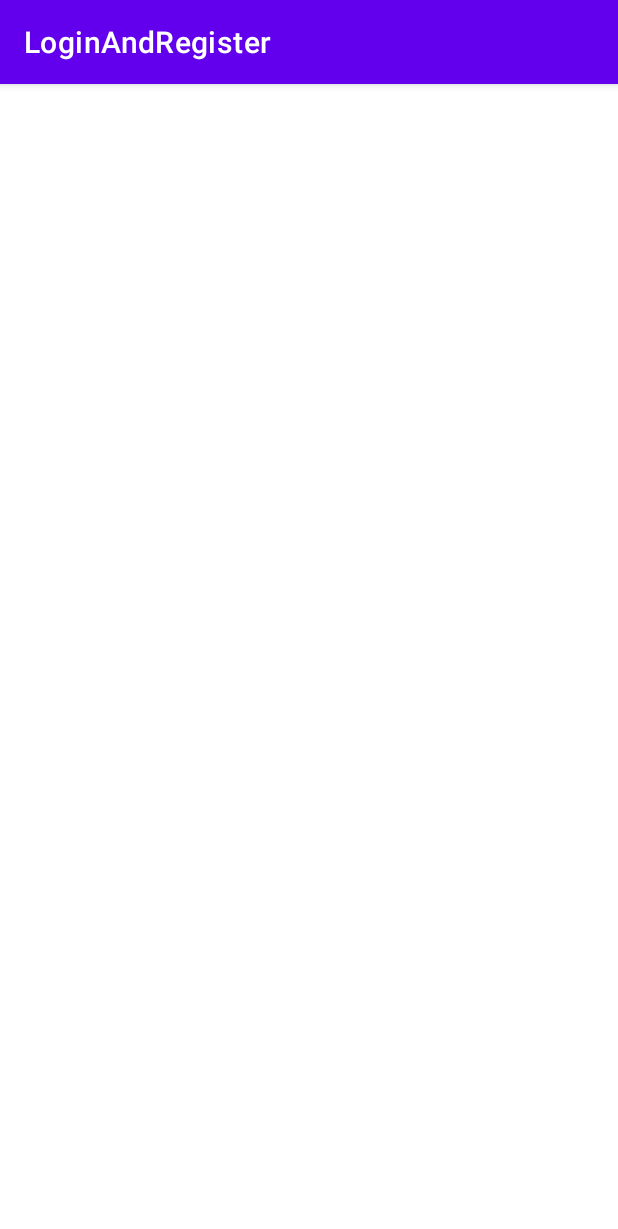
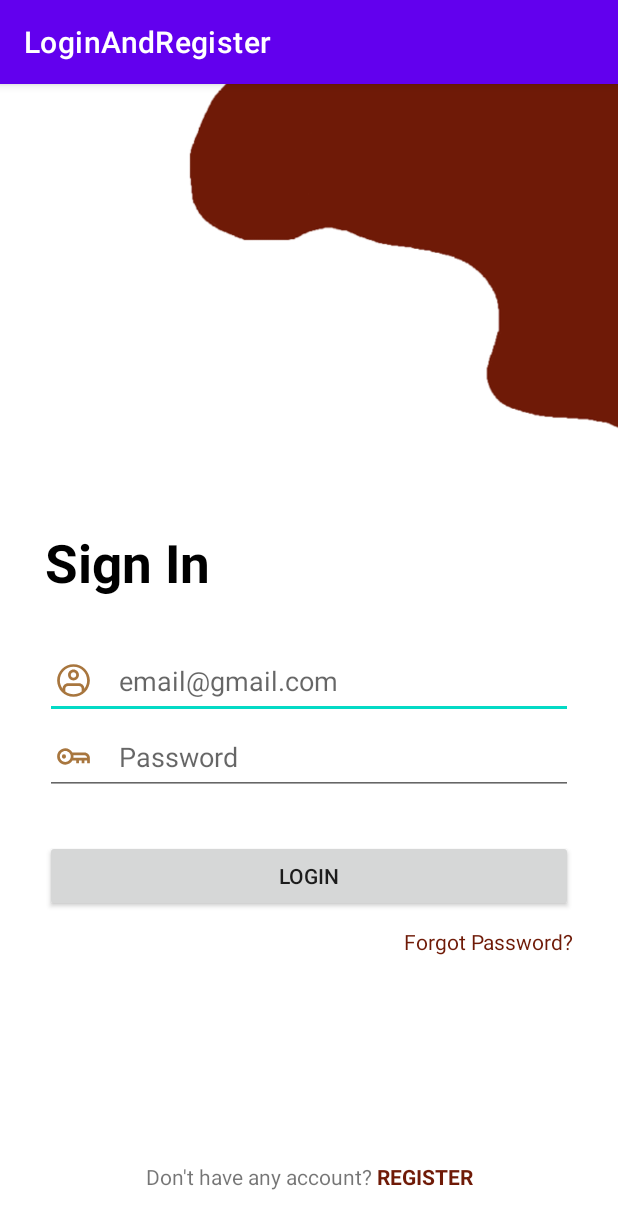
Before and after one commit to IvanM63/Android-KopiKu, an Android app: the LoginActivity screen opened directly, with no data from a screen before it, on a phone screen of 412 x 824 dp. Shown: the top 1229 px of the screen. Run offline under Robolectric (Android 15) with nearby library versions, the phone set to English and light mode, and no system bars.

Commit message:
Login Layout

```diff
--- a/app/src/main/AndroidManifest.xml
+++ b/app/src/main/AndroidManifest.xml
@@ -14,6 +14,9 @@
         android:theme="@style/Theme.LoginAndRegister"
         tools:targetApi="31">
         <activity
+            android:name=".RegisterActivity"
+            android:exported="false" />
+        <activity
             android:name=".LoginActivity"
             android:exported="false" />
         <activity
--- /dev/null
+++ b/app/src/main/java/com/example/loginandregister/RegisterActivity.kt
@@ -0,0 +1,11 @@
+package com.example.loginandregister
+
+import androidx.appcompat.app.AppCompatActivity
+import android.os.Bundle
+
+class RegisterActivity : AppCompatActivity() {
+    override fun onCreate(savedInstanceState: Bundle?) {
+        super.onCreate(savedInstanceState)
+        setContentView(R.layout.activity_register)
+    }
+}
--- a/app/src/main/res/drawable/ic_account_copper.xml
+++ b/app/src/main/res/drawable/ic_account_copper.xml
@@ -1,6 +1,6 @@
 <vector xmlns:android="http://schemas.android.com/apk/res/android"
-    android:width="1000dp"
-    android:height="1000dp"
+    android:width="30dp"
+    android:height="30dp"
     android:viewportWidth="1000"
     android:viewportHeight="1000">
   <path
--- a/app/src/main/res/drawable/ic_password_copper.xml
+++ b/app/src/main/res/drawable/ic_password_copper.xml
@@ -1,6 +1,6 @@
 <vector xmlns:android="http://schemas.android.com/apk/res/android"
-    android:width="1000dp"
-    android:height="1000dp"
+    android:width="30dp"
+    android:height="30dp"
     android:viewportWidth="1000"
     android:viewportHeight="1000">
   <path
--- a/app/src/main/res/layout/activity_login.xml
+++ b/app/src/main/res/layout/activity_login.xml
@@ -1,9 +1,91 @@
 <?xml version="1.0" encoding="utf-8"?>
-<androidx.constraintlayout.widget.ConstraintLayout xmlns:android="http://schemas.android.com/apk/res/android"
+<RelativeLayout xmlns:android="http://schemas.android.com/apk/res/android"
     xmlns:app="http://schemas.android.com/apk/res-auto"
     xmlns:tools="http://schemas.android.com/tools"
     android:layout_width="match_parent"
     android:layout_height="match_parent"
+    android:orientation="vertical"
     tools:context=".LoginActivity">
 
-</androidx.constraintlayout.widget.ConstraintLayout>
+    <ImageView
+        android:id="@+id/top_drawer"
+        android:layout_width="329dp"
+        android:layout_height="265dp"
+        android:layout_alignParentRight="true"
+        android:scaleType="centerCrop"
+        android:src="@drawable/illustration_top_drawer_login" />
+
+    <TextView
+        android:id="@+id/sign_in"
+        android:layout_width="match_parent"
+        android:layout_height="wrap_content"
+        android:layout_below="@id/top_drawer"
+        android:layout_marginHorizontal="30dp"
+        android:layout_marginVertical="30dp"
+        android:text="Sign In"
+        android:textColor="@color/black"
+        android:textSize="35dp"
+        android:textStyle="bold" />
+
+    <LinearLayout
+        android:id="@+id/kotak"
+        android:orientation="vertical"
+        android:layout_width="match_parent"
+        android:layout_height="wrap_content"
+        android:layout_marginHorizontal="30dp"
+        android:layout_below="@id/sign_in">
+
+
+        <EditText
+            android:id="@+id/editTextTextEmailAddress"
+            android:layout_width="match_parent"
+            android:layout_height="wrap_content"
+            android:drawableLeft="@drawable/ic_account_copper"
+            android:drawablePadding="15dp"
+            android:ems="10"
+            android:hint="email@gmail.com"
+            android:inputType="textEmailAddress" />
+
+        <EditText
+            android:id="@+id/editTextTextPassword"
+            android:layout_width="match_parent"
+            android:layout_height="wrap_content"
+            android:drawableLeft="@drawable/ic_password_copper"
+            android:hint="Password"
+            android:drawablePadding="15dp"
+            android:ems="10"
+            android:inputType="textPassword" />
+    </LinearLayout>
+
+    <androidx.appcompat.widget.AppCompatButton
+        android:id="@+id/button_login_login"
+        android:layout_width="match_parent"
+        android:layout_height="wrap_content"
+        android:layout_below="@id/kotak"
+        android:layout_marginHorizontal="30dp"
+        android:layout_marginTop="30dp"
+        android:style="@style/ButtonCoklat"
+        android:text="LOGIN" />
+
+    <TextView
+        android:id="@+id/tv1"
+        android:layout_width="match_parent"
+        android:layout_height="wrap_content"
+        android:layout_below="@id/button_login_login"
+        android:layout_marginHorizontal="30dp"
+        android:layout_marginVertical="10dp"
+        android:gravity="right"
+        android:text="Forgot Password?"
+        android:textColor="@color/barn_red" />
+
+    <TextView
+        android:id="@+id/tv2"
+        android:layout_width="match_parent"
+        android:layout_height="wrap_content"
+        android:layout_alignParentBottom="true"
+        android:layout_marginHorizontal="30dp"
+        android:layout_marginVertical="30dp"
+        android:gravity="center"
+        android:text="@string/login_no_account" />
+
+</RelativeLayout>
--- a/app/src/main/res/layout/activity_main.xml
+++ b/app/src/main/res/layout/activity_main.xml
@@ -33,9 +33,7 @@
     <androidx.appcompat.widget.AppCompatButton
         android:layout_width="match_parent"
         android:layout_height="wrap_content"
-        android:background="@drawable/roundstyle"
-        android:backgroundTint="@color/barn_red"
-        android:textColor="@color/white"
+        android:style="@style/ButtonCoklat"
         android:layout_marginTop="35dp"
         android:layout_marginBottom="20dp"
         android:layout_marginHorizontal="20dp"
@@ -44,9 +42,7 @@
     <androidx.appcompat.widget.AppCompatButton
         android:layout_width="match_parent"
         android:layout_height="wrap_content"
-        android:background="@drawable/roundstyle"
-        android:backgroundTint="@color/barn_red"
-        android:textColor="@color/white"
+        android:style="@style/ButtonCoklat"
         android:layout_marginHorizontal="20dp"
         android:text="Register"/>
 
--- /dev/null
+++ b/app/src/main/res/layout/activity_register.xml
@@ -0,0 +1,9 @@
+<?xml version="1.0" encoding="utf-8"?>
+<androidx.constraintlayout.widget.ConstraintLayout xmlns:android="http://schemas.android.com/apk/res/android"
+    xmlns:app="http://schemas.android.com/apk/res-auto"
+    xmlns:tools="http://schemas.android.com/tools"
+    android:layout_width="match_parent"
+    android:layout_height="match_parent"
+    tools:context=".RegisterActivity">
+
+</androidx.constraintlayout.widget.ConstraintLayout>
--- a/app/src/main/res/values/strings.xml
+++ b/app/src/main/res/values/strings.xml
@@ -6,4 +6,8 @@
         <br>The next step is to <b>Register</b> if you do not have any account</br>
         <br>If you already have an account just click <b>Login</b></br>
     </string>
+
+    <string name="login_no_account">
+        Don\'t have any account? <font color="#6F1A07"><b>REGISTER</b></font>
+    </string>
 </resources>
--- a/app/src/main/res/values/themes.xml
+++ b/app/src/main/res/values/themes.xml
@@ -13,4 +13,10 @@
         <item name="android:statusBarColor" tools:targetApi="l">?attr/colorPrimaryVariant</item>
         <!-- Customize your theme here. -->
     </style>
+
+    <style name="ButtonCoklat">
+        <item name="android:background">@drawable/roundstyle</item>
+        <item name="android:backgroundTint">@color/barn_red</item>
+        <item name="android:textColor">@color/white</item>
+    </style>
 </resources>
```
